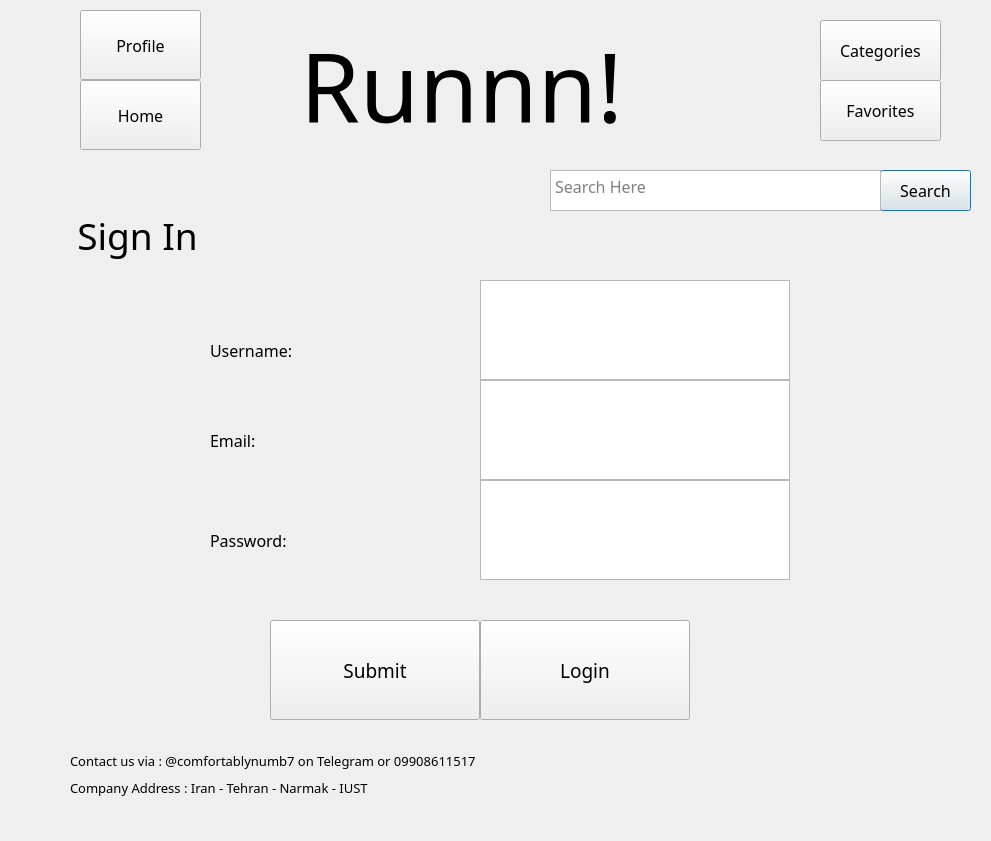
Mhrshd-fllh/AP_Project4012, file Final Presentatiosn/SignInPageFinal.ui: the form before one commit.
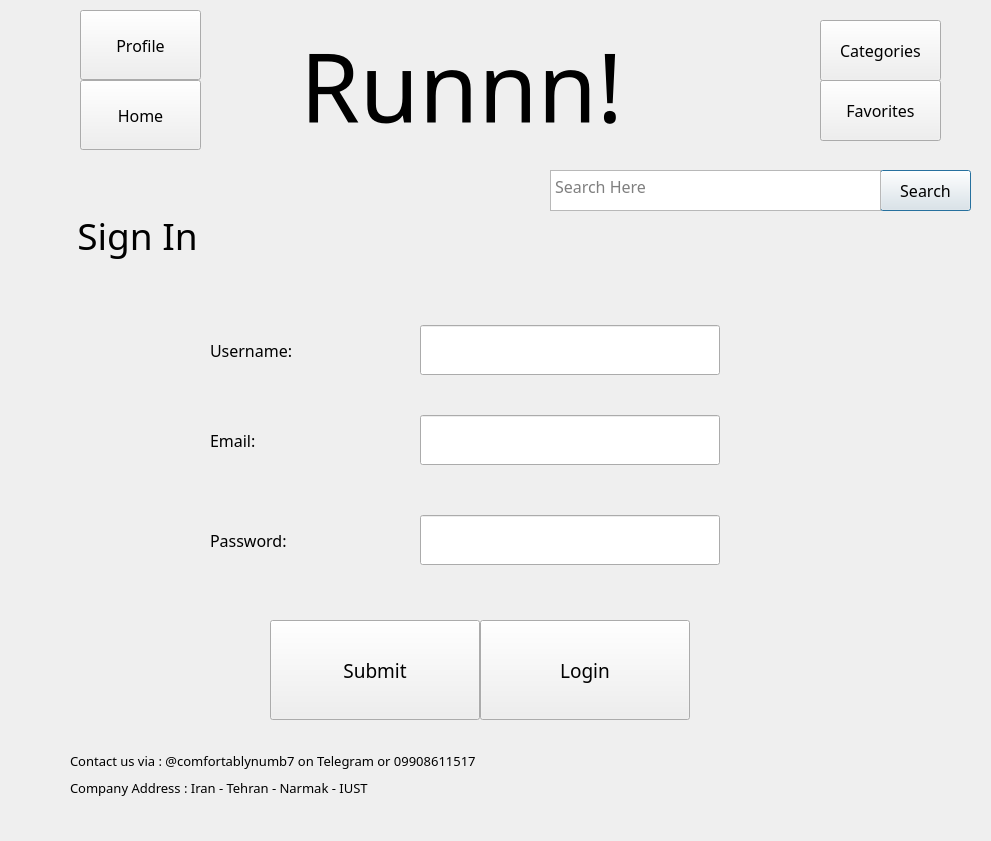
The form after the commit.

Commit message: Finishing sign in, login and profile page

Patch:
```diff
--- a/Final Presentatiosn/SignInPageFinal.ui
+++ b/Final Presentatiosn/SignInPageFinal.ui
@@ -80,22 +80,6 @@
     <bool>false</bool>
    </property>
   </widget>
-  <widget class="QTextEdit" name="NameInput">
-   <property name="geometry">
-    <rect>
-     <x>480</x>
-     <y>280</y>
-     <width>310</width>
-     <height>100</height>
-    </rect>
-   </property>
-   <property name="font">
-    <font>
-     <family>Cooper Black</family>
-     <pointsize>14</pointsize>
-    </font>
-   </property>
-  </widget>
   <widget class="QLabel" name="PageTitle">
    <property name="geometry">
     <rect>
@@ -139,22 +123,6 @@
     <string>Contact us via : @comfortablynumb7 on Telegram or 09908611517</string>
    </property>
   </widget>
-  <widget class="QTextEdit" name="EmailInput">
-   <property name="geometry">
-    <rect>
-     <x>480</x>
-     <y>380</y>
-     <width>310</width>
-     <height>100</height>
-    </rect>
-   </property>
-   <property name="font">
-    <font>
-     <family>Cooper Black</family>
-     <pointsize>14</pointsize>
-    </font>
-   </property>
-  </widget>
   <widget class="QPushButton" name="SubmitButton">
    <property name="geometry">
     <rect>
@@ -237,22 +205,6 @@
     <string>Password:</string>
    </property>
   </widget>
-  <widget class="QTextEdit" name="PasswordInput">
-   <property name="geometry">
-    <rect>
-     <x>480</x>
-     <y>480</y>
-     <width>310</width>
-     <height>100</height>
-    </rect>
-   </property>
-   <property name="font">
-    <font>
-     <family>Cooper Black</family>
-     <pointsize>14</pointsize>
-    </font>
-   </property>
-  </widget>
   <widget class="QTextEdit" name="SearchBox">
    <property name="geometry">
     <rect>
@@ -388,6 +340,42 @@
     <string>Favorites</string>
    </property>
   </widget>
+  <widget class="QLineEdit" name="NameInput">
+   <property name="geometry">
+    <rect>
+     <x>420</x>
+     <y>325</y>
+     <width>300</width>
+     <height>50</height>
+    </rect>
+   </property>
+  </widget>
+  <widget class="QLineEdit" name="EmailInput">
+   <property name="geometry">
+    <rect>
+     <x>420</x>
+     <y>415</y>
+     <width>300</width>
+     <height>50</height>
+    </rect>
+   </property>
+   <property name="inputMethodHints">
+    <set>Qt::ImhEmailCharactersOnly</set>
+   </property>
+  </widget>
+  <widget class="QLineEdit" name="PaasswordInput">
+   <property name="geometry">
+    <rect>
+     <x>420</x>
+     <y>515</y>
+     <width>300</width>
+     <height>50</height>
+    </rect>
+   </property>
+   <property name="echoMode">
+    <enum>QLineEdit::Password</enum>
+   </property>
+  </widget>
  </widget>
  <resources/>
  <connections/>
```
The commit also changes 8 other files.
